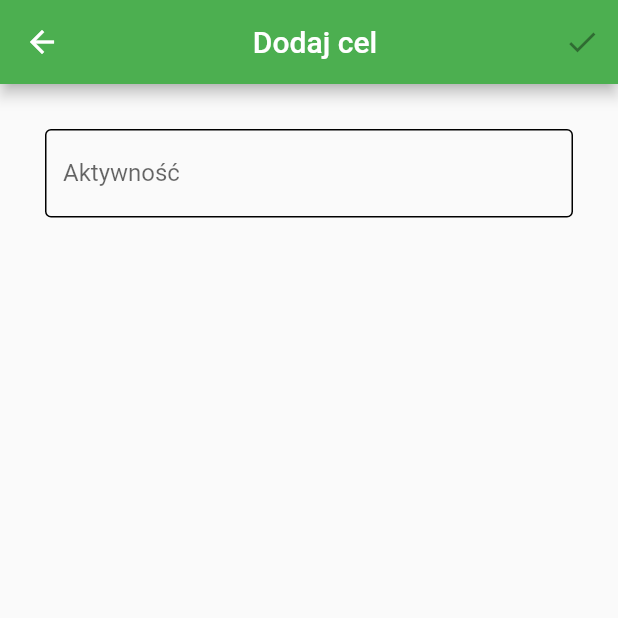
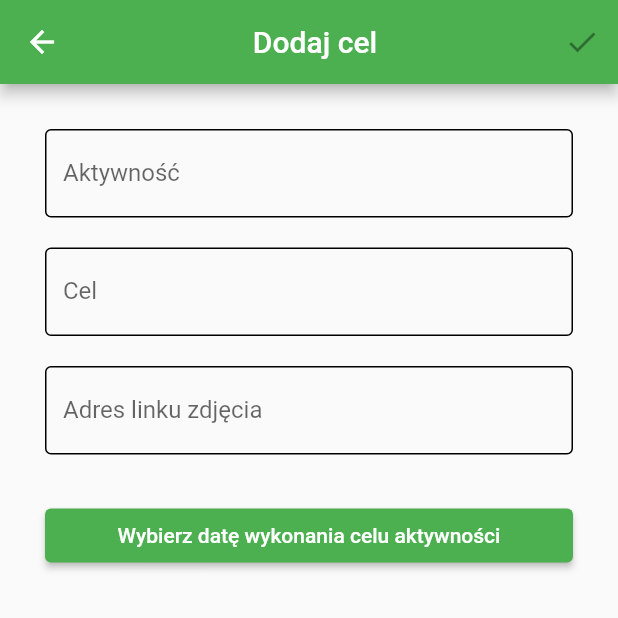
Before and after one commit to hubertgredzinski/add_your_aim, a Flutter app: the AimsPage screen opened directly, on a phone screen of 412 x 824 dp, the top half of it. Run offline on Flutter 3.47's test engine with Material 2 defaults, Android fonts, the phone set to English and light mode, and no system bars; our stand-ins replace bloc, cloud_firestore, firebase_auth, firebase_core, flutter_bloc; missing offline and left inert: flutterfire_ui; accounts and stored records are empty.

```diff
--- a/lib/features/aims/pages/aims_page.dart
+++ b/lib/features/aims/pages/aims_page.dart
@@ -14,6 +14,9 @@ class AimsPage extends StatefulWidget {
 
 class _AimsPageState extends State<AimsPage> {
   String? _title;
+  String? _aim;
+  String? _imageURL;
+  DateTime? _releaseDate;
 
   @override
   Widget build(BuildContext context) {
@@ -35,24 +38,54 @@ class _AimsPageState extends State<AimsPage> {
 
           return Scaffold(
             appBar: AppBar(
-              title: const Center(child: Text('Dodaj cel')),
+              title: const Center(
+                child: Text('Dodaj cel'),
+              ),
               actions: [
                 IconButton(
-                    onPressed: _title == null
+                    onPressed: _title == null ||
+                            _aim == null ||
+                            _imageURL == null ||
+                            _releaseDate == null
                         ? null
                         : () {
-                            context.read<AimsCubit>().add(_title!);
+                            context
+                                .read<AimsCubit>()
+                                .add(_title!, _aim!, _imageURL!, _releaseDate!);
                           },
                     icon: const Icon(Icons.check))
               ],
             ),
             body: _AimsPageBody(
-              onTitleChanged: (newValue) {
-                setState(() {
-                  _title = newValue;
-                });
-              },
-            ),
+                onTitleChanged: (newValue) {
+                  setState(
+                    () {
+                      _title = newValue;
+                    },
+                  );
+                },
+                onAimChanged: (newValue) {
+                  setState(
+                    () {
+                      _aim = newValue;
+                    },
+                  );
+                },
+                onImageUrlChanged: (newValue) {
+                  setState(
+                    () {
+                      _imageURL = newValue;
+                    },
+                  );
+                },
+                onDateChanged: (newValue) {
+                  setState(
+                    () {
+                      _releaseDate = newValue;
+                    },
+                  );
+                },
+                selectedDateFormatted: _releaseDate?.toIso8601String()),
           );
         },
       ),
@@ -61,12 +94,20 @@ class _AimsPageState extends State<AimsPage> {
 }
 
 class _AimsPageBody extends StatelessWidget {
-  const _AimsPageBody({
-    Key? key,
-    required this.onTitleChanged,
-  }) : super(key: key);
+  const _AimsPageBody(
+      {Key? key,
+      required this.onTitleChanged,
+      required this.onAimChanged,
+      required this.onImageUrlChanged,
+      required this.onDateChanged,
+      this.selectedDateFormatted})
+      : super(key: key);
 
   final Function(String) onTitleChanged;
+  final Function(String) onAimChanged;
+  final Function(String) onImageUrlChanged;
+  final Function(DateTime?) onDateChanged;
+  final String? selectedDateFormatted;
 
   @override
   Widget build(BuildContext context) {
@@ -76,6 +117,7 @@ class _AimsPageBody extends StatelessWidget {
         TextField(
           decoration: const InputDecoration(
             labelText: 'Aktywność',
+            hintText: 'Jazda na rowerze',
             enabledBorder: OutlineInputBorder(
               borderSide: BorderSide(color: Colors.black, width: 1),
             ),
@@ -86,6 +128,48 @@ class _AimsPageBody extends StatelessWidget {
           onChanged: onTitleChanged,
         ),
         const SizedBox(height: 20),
+        TextField(
+          decoration: const InputDecoration(
+            labelText: 'Cel',
+            hintText: '50',
+            enabledBorder: OutlineInputBorder(
+              borderSide: BorderSide(color: Colors.black, width: 1),
+            ),
+            focusedBorder: OutlineInputBorder(
+              borderSide: BorderSide(color: Colors.green, width: 2),
+            ),
+          ),
+          onChanged: onAimChanged,
+        ),
+        const SizedBox(height: 20),
+        TextField(
+          decoration: const InputDecoration(
+            labelText: 'Adres linku zdjęcia',
+            hintText: 'https://...',
+            enabledBorder: OutlineInputBorder(
+              borderSide: BorderSide(color: Colors.black, width: 1),
+            ),
+            focusedBorder: OutlineInputBorder(
+              borderSide: BorderSide(color: Colors.green, width: 2),
+            ),
+          ),
+          onChanged: onImageUrlChanged,
+        ),
+        const SizedBox(height: 30),
+        ElevatedButton(
+            onPressed: () async {
+              final selectedDate = await showDatePicker(
+                context: context,
+                initialDate: DateTime.now(),
+                firstDate: DateTime.now(),
+                lastDate: DateTime.now().add(
+                  const Duration(days: 365 * 100),
+                ),
+              );
+              onDateChanged(selectedDate);
+            },
+            child: Text(selectedDateFormatted ??
+                'Wybierz datę wykonania celu aktywności'))
       ],
     );
   }
```
Also changed, not shown: lib/features/aims/pages/cubit/aims_cubit.dart (+11 -3 lines).
